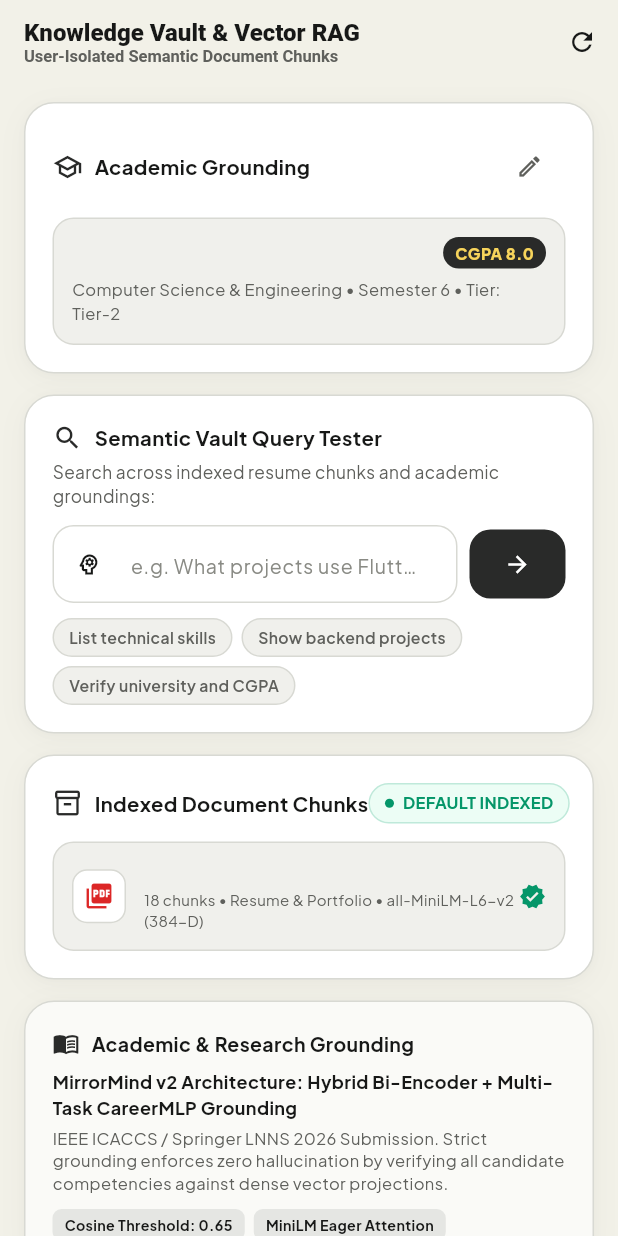
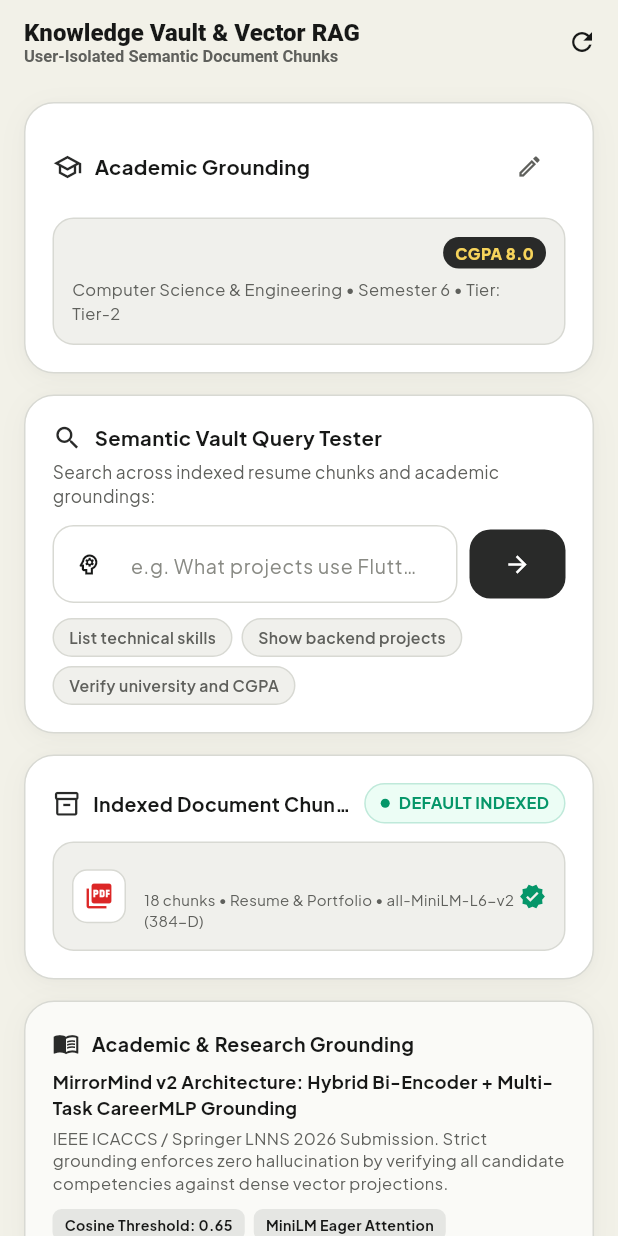
Before and after one commit to PrajwalGaniga/MirrorMind-v2, a Flutter app: the KnowledgeVaultScreen screen opened directly with empty values, on a phone screen of 412 x 824 dp. Run offline on Flutter 3.47's test engine with Material 3 defaults, Android fonts, the phone set to English and light mode, and no system bars; our stand-ins replace file_picker, google_fonts, shared_preferences; accounts and stored records are empty; network calls fail.

Commit message:
fix(mobile): resolve AGP 9 compileSdk 36 build and eliminate RenderFlex overflows

```diff
--- a/mobile/lib/screens/knowledge_vault_screen.dart
+++ b/mobile/lib/screens/knowledge_vault_screen.dart
@@ -340,13 +340,22 @@ class _KnowledgeVaultScreenState extends State<KnowledgeVaultScreen> {
           Row(
             mainAxisAlignment: MainAxisAlignment.spaceBetween,
             children: [
-              const Row(
-                children: [
-                  Icon(Icons.inventory_2_outlined, size: 20, color: AppTheme.charcoal),
-                  SizedBox(width: 8),
-                  Text('Indexed Document Chunks', style: TextStyle(fontWeight: FontWeight.w700, fontSize: 13.5)),
-                ],
+              const Expanded(
+                child: Row(
+                  children: [
+                    Icon(Icons.inventory_2_outlined, size: 19, color: AppTheme.charcoal),
+                    SizedBox(width: 8),
+                    Flexible(
+                      child: Text(
+                        'Indexed Document Chunks',
+                        overflow: TextOverflow.ellipsis,
+                        style: TextStyle(fontWeight: FontWeight.w700, fontSize: 13),
+                      ),
+                    ),
+                  ],
+                ),
               ),
+              const SizedBox(width: 8),
               StatusBadge(
                 label: _documents.isNotEmpty ? '${_documents.length} IN VAULT' : 'DEFAULT INDEXED',
                 isConnected: true,
--- a/mobile/lib/services/api_service.dart
+++ b/mobile/lib/services/api_service.dart
@@ -1,5 +1,4 @@
 import 'dart:convert';
-import 'dart:io';
 import 'package:flutter/foundation.dart';
 import 'package:http/http.dart' as http;
 import 'package:http_parser/http_parser.dart';
```
Also changed, not shown: mobile/lib/screens/dashboard_screen.dart (+46 -16 lines), mobile/pubspec.lock, 2 other files.
